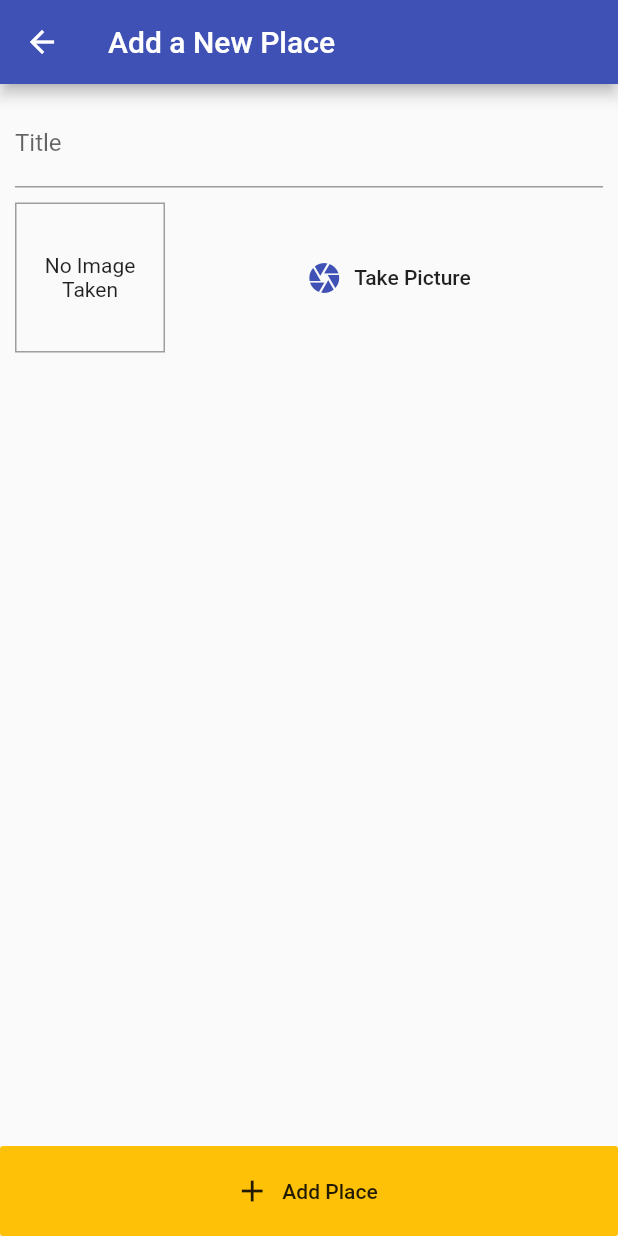
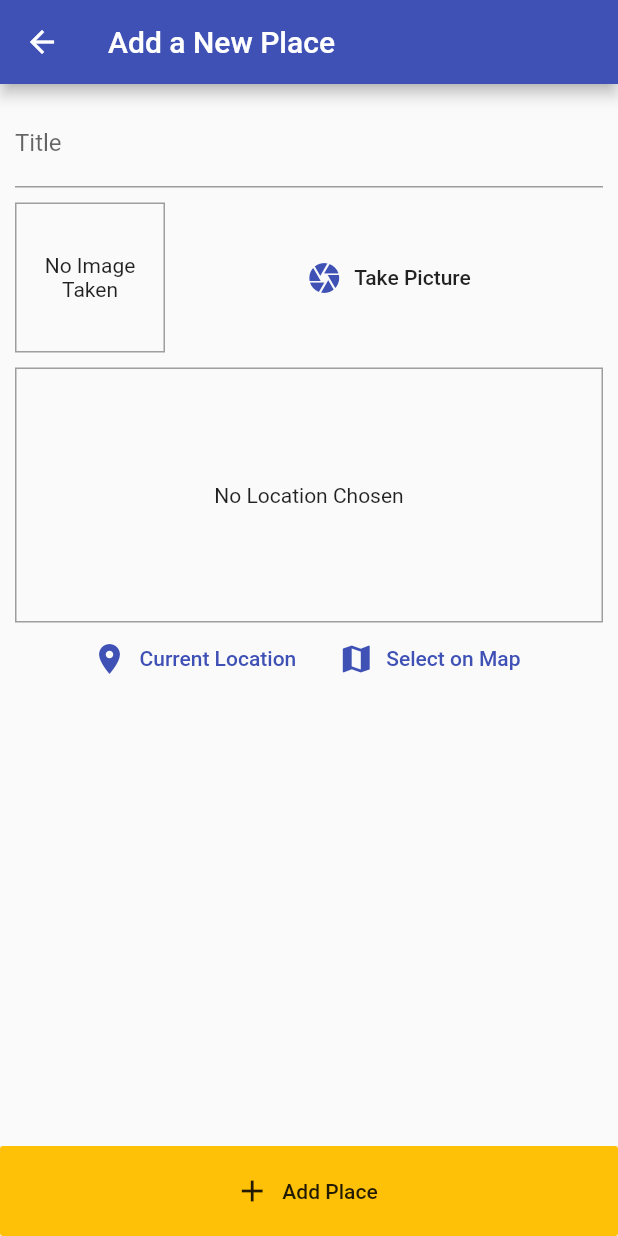
Before and after one commit to Drongerman/Flutter-Maps-App, a Flutter app: the screen it shows after launch, after a tap on the "add" icon, on a phone screen of 412 x 824 dp. Run offline on Flutter 3.47's test engine with Material 2 defaults, Android fonts, the phone set to English and light mode, and no system bars; our stand-ins replace google_maps_flutter, image_picker, location, sqflite; accounts and stored records are empty.

Commit message:
Added DB queries, Location picker on Map, Place Details Screen

```diff
--- a/lib/helpers/db_helper.dart
+++ b/lib/helpers/db_helper.dart
@@ -10,7 +10,7 @@ class DBHelper {
       path.join(dbPath, 'places.db'),
       onCreate: (db, version) {
         return db.execute(
-            'CREATE TABLE user_places(id TEXT PRIMARY KEY, title TEXT, image TEXT)');
+            'CREATE TABLE user_places(id TEXT PRIMARY KEY, title TEXT, image TEXT, loc_lat REAL, loc_lng REAL, address TEXT)');
       },
       version: 1,
     );
--- /dev/null
+++ b/lib/helpers/location_helper.dart
@@ -0,0 +1,20 @@
+import 'package:http/http.dart' as http;
+import 'dart:convert';
+
+const GOOGLE_API_KEY = 'AIzaSyBrRsR8B4HgdYs0GKbCg0Nd20fClVbKJXk';
+
+class LocationHelper {
+  static String generateLocationPreviewImage({
+    double latitude,
+    double longitude,
+  }) {
+    return 'https://maps.googleapis.com/maps/api/staticmap?center=$latitude,$longitude&zoom=16&size=600x300&maptype=roadmap&markers=color:red%7Clabel:S%7C$latitude,$longitude&key=$GOOGLE_API_KEY';
+  }
+
+  static Future<String> getPlaceAddress(double lat, double lng) async{
+     final url = 'https://maps.googleapis.com/maps/api/geocode/json?latlng=$lat,$lng&key=$GOOGLE_API_KEY';
+     final response = await http.get(url);
+
+     return json.decode(response.body)['results'][0]['formatted_address'];
+  }
+}
--- a/lib/main.dart
+++ b/lib/main.dart
@@ -4,6 +4,7 @@ import 'package:provider/provider.dart';
 import './providers/great_places.dart';
 import './screens/places_list_screen.dart';
 import './screens/add_place_screen.dart';
+import './screens/place_detail_screen.dart';
 
 void main() => runApp(MyApp());
 
@@ -19,7 +20,10 @@ class MyApp extends StatelessWidget {
           accentColor: Colors.amber,
         ),
         home: PlacesListScreen(),
-        routes: {AddPlaceScreen.routeName: (ctx) => AddPlaceScreen()},
+        routes: {
+          AddPlaceScreen.routeName: (ctx) => AddPlaceScreen(),
+          PlaceDetailScreen.routeName: (ctx) => PlaceDetailScreen(),
+        },
       ),
     );
   }
--- a/lib/models/place.dart
+++ b/lib/models/place.dart
@@ -6,7 +6,7 @@ class PlaceLocation{
   final double longitude;
   final String address;
 
-  PlaceLocation({
+  const PlaceLocation({
     @required this.latitude,
     @required this.longitude,
     this.address,
--- a/lib/providers/great_places.dart
+++ b/lib/providers/great_places.dart
@@ -1,4 +1,5 @@
 import 'package:flutter/cupertino.dart';
+import '../helpers/location_helper.dart';
 import 'dart:io';
 
 import '../models/place.dart';
@@ -11,12 +12,25 @@ class GreatPlaces with ChangeNotifier {
     return [..._items];
   }
 
-  void addPlace(String pickedTitle, File pickedImage) {
+  Place findById(String id){
+    return _items.firstWhere((place) => place.id == id);
+  }
+
+  Future<void> addPlace(String pickedTitle, File pickedImage,
+      PlaceLocation pickedLocation) async {
+    final address = await LocationHelper.getPlaceAddress(
+        pickedLocation.latitude, pickedLocation.longitude);
+
+    final updatedLocation = PlaceLocation(
+        latitude: pickedLocation.latitude,
+        longitude: pickedLocation.longitude,
+        address: address);
+
     final newPlace = Place(
       id: DateTime.now().toString(),
       title: pickedTitle,
       image: pickedImage,
-      location: PlaceLocation(latitude: 0, longitude: 1),
+      location: updatedLocation,
     );
     _items.add(newPlace);
     notifyListeners();
@@ -25,6 +39,9 @@ class GreatPlaces with ChangeNotifier {
       'id': newPlace.id,
       'title': newPlace.title,
       'image': newPlace.image.path,
+      'loc_lat': newPlace.location.latitude,
+      'loc_lng': newPlace.location.longitude,
+      'address': newPlace.location.address,
     });
   }
 
@@ -37,11 +54,16 @@ class GreatPlaces with ChangeNotifier {
             id: item['id'],
             title: item['title'],
             image: File(item['image']),
-            location: PlaceLocation(latitude: 0, longitude: 0),
+            location: PlaceLocation(
+              latitude: item['loc_lat'],
+              longitude: item['loc_lng'],
+              address: item['address'],
+            ),
           ),
         )
         .toList();
 
     notifyListeners();
   }
+
 }
--- a/lib/screens/add_place_screen.dart
+++ b/lib/screens/add_place_screen.dart
@@ -1,5 +1,7 @@
 import 'package:flutter/material.dart';
+import 'package:maps_app/models/place.dart';
 import '../widgets/image_input.dart';
+import '../widgets/location_input.dart';
 import 'dart:io';
 
 import 'package:provider/provider.dart';
@@ -15,13 +17,21 @@ class AddPlaceScreen extends StatefulWidget {
 class _AddPlaceScreenState extends State<AddPlaceScreen> {
   final _titleController = new TextEditingController();
   File _pickedImage;
+  PlaceLocation _pickedLocation;
 
   void _selectImage(File pickedImage) {
     _pickedImage = pickedImage;
   }
 
+  void _selectPlace(double latitude, double longitude) {
+    _pickedLocation = PlaceLocation(
+      latitude: latitude,
+      longitude: longitude,
+    );
+  }
+
   void _savePlace(BuildContext context) {
-    if (_titleController.text.isEmpty || _pickedImage == null) {
+    if (_titleController.text.isEmpty || _pickedImage == null || _pickedLocation == null) {
       Scaffold.of(context).hideCurrentSnackBar();
       Scaffold.of(context).showSnackBar(
         SnackBar(
@@ -32,7 +42,7 @@ class _AddPlaceScreenState extends State<AddPlaceScreen> {
       return;
     }
     Provider.of<GreatPlaces>(context, listen: false)
-        .addPlace(_titleController.text, _pickedImage);
+        .addPlace(_titleController.text, _pickedImage, _pickedLocation);
 
     Navigator.of(context).pop();
   }
@@ -60,6 +70,10 @@ class _AddPlaceScreenState extends State<AddPlaceScreen> {
                       height: 10,
                     ),
                     ImageInput(_selectImage),
+                    SizedBox(
+                      height: 10,
+                    ),
+                    LocationInput(_selectPlace),
                   ],
                 ),
               ),
--- a/lib/screens/places_list_screen.dart
+++ b/lib/screens/places_list_screen.dart
@@ -4,6 +4,7 @@ import 'package:provider/provider.dart';
 import '../providers/great_places.dart';
 
 import './add_place_screen.dart';
+import './place_detail_screen.dart';
 
 class PlacesListScreen extends StatelessWidget {
   @override
@@ -42,8 +43,12 @@ class PlacesListScreen extends StatelessWidget {
                                 FileImage(greatPlaces.items[i].image),
                           ),
                           title: Text(greatPlaces.items[i].title),
+                          subtitle: Text(greatPlaces.items[i].location.address),
                           onTap: () {
-                            //...
+                            Navigator.of(context).pushNamed(
+                              PlaceDetailScreen.routeName,
+                              arguments: greatPlaces.items[i].id,
+                            );
                           },
                         ),
                       ),
--- /dev/null
+++ b/lib/widgets/location_input.dart
@@ -0,0 +1,105 @@
+import 'package:flutter/material.dart';
+import 'package:location/location.dart';
+import 'package:google_maps_flutter/google_maps_flutter.dart';
+
+import '../helpers/location_helper.dart';
+import '../screens/map_screen.dart';
+
+class LocationInput extends StatefulWidget {
+  final Function onMapSelectHolder;
+
+  LocationInput(this.onMapSelectHolder);
+
+  @override
+  _LocationInputState createState() => _LocationInputState();
+}
+
+class _LocationInputState extends State<LocationInput> {
+  String _previewImageUrl;
+
+  void _showPreview(double lat, double lng) {
+    final staticMapImageUrl = LocationHelper.generateLocationPreviewImage(
+      latitude: lat,
+      longitude: lng,
+    );
+
+    setState(() {
+      _previewImageUrl = staticMapImageUrl;
+    });
+  }
+
+  Future<void> _getCurrentUserLocation() async {
+    try {
+      final locData = await Location().getLocation();
+      _showPreview(locData.latitude, locData.longitude);
+      widget.onMapSelectHolder(locData.latitude, locData.longitude);
+    } catch (error) {
+      return;
+    }
+  }
+
+  Future<void> _selectOnMap() async {
+    final selectedLocation = await Navigator.of(context).push<LatLng>(
+      MaterialPageRoute(
+        fullscreenDialog: true,
+        builder: (ctx) => MapScreen(
+          isSelecting: true,
+        ),
+      ),
+    );
+
+    if (selectedLocation == null) {
+      return;
+    }
+
+    _showPreview(selectedLocation.latitude, selectedLocation.longitude);
+    widget.onMapSelectHolder(
+        selectedLocation.latitude, selectedLocation.longitude);
+  }
+
+  @override
+  Widget build(BuildContext context) {
+    return Column(
+      children: <Widget>[
+        Container(
+          height: 170,
+          width: double.infinity,
+          alignment: Alignment.center,
+          decoration: BoxDecoration(
+            border: Border.all(
+              width: 1,
+              color: Colors.grey,
+            ),
+          ),
+          child: _previewImageUrl == null
+              ? Text(
+                  'No Location Chosen',
+                  textAlign: TextAlign.center,
+                )
+              : Image.network(
+                  _previewImageUrl,
+                  fit: BoxFit.cover,
+                  width: double.infinity,
+                ),
+        ),
+        Row(
+          mainAxisAlignment: MainAxisAlignment.center,
+          children: <Widget>[
+            FlatButton.icon(
+              icon: Icon(Icons.location_on),
+              label: Text('Current Location'),
+              textColor: Theme.of(context).primaryColor,
+              onPressed: _getCurrentUserLocation,
+            ),
+            FlatButton.icon(
+              icon: Icon(Icons.map),
+              label: Text('Select on Map'),
+              textColor: Theme.of(context).primaryColor,
+              onPressed: _selectOnMap,
+            )
+          ],
+        )
+      ],
+    );
+  }
+}
--- a/pubspec.yaml
+++ b/pubspec.yaml
@@ -27,7 +27,8 @@ dependencies:
   path_provider: ^1.6.1
   path: ^1.6.4
   sqflite: ^1.2.1
-
+  location: ^2.5.2
+  google_maps_flutter: ^0.5.24+1
 
   # The following adds the Cupertino Icons font to your application.
   # Use with the CupertinoIcons class for iOS style icons.
```
Also changed, not shown: lib/screens/map_screen.dart (added, +71 -0 lines), lib/screens/place_detail_screen.dart (+63 -0 lines), pubspec.lock, 1 other file.
